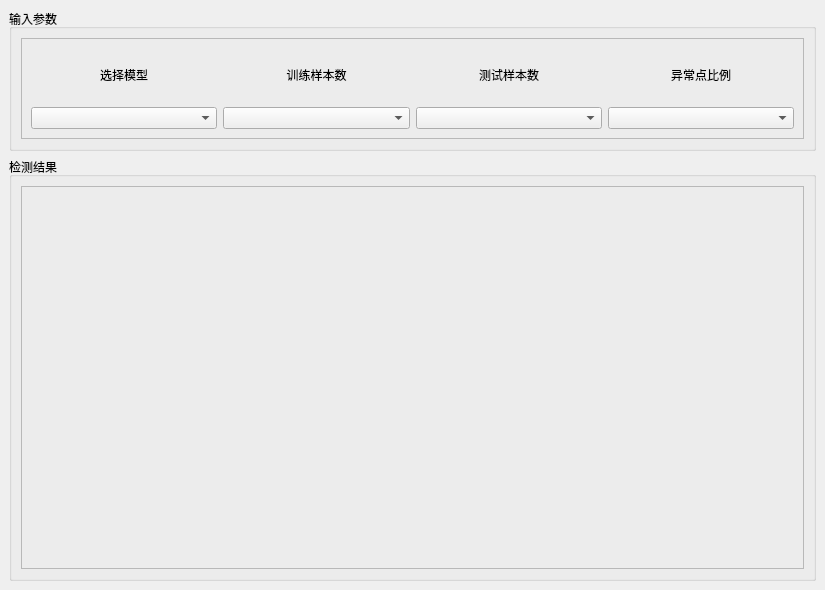
Above: UserInterface.ui from cgsdfc/outlier-detection-ui before the change. Below: the same form after it.
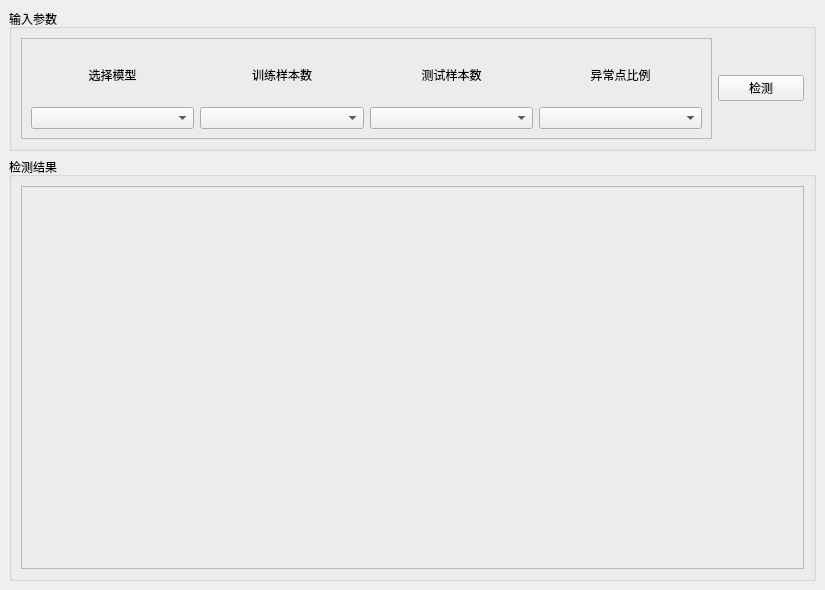
That is the form after the change. Icons and pictures are not drawn.

Diff of the .ui file:
```diff
--- a/UserInterface.ui
+++ b/UserInterface.ui
@@ -1360,8 +1360,10 @@
         <property name="title">
          <string>输入参数</string>
         </property>
-        <layout class="QGridLayout" name="gridLayout_5">
-         <item row="1" column="0">
+        <layout class="QGridLayout" name="gridLayout_7">
+         <item row="0" column="0">
+          <layout class="QHBoxLayout" name="horizontalLayout" stretch="8,1">
+           <item>
           <widget class="QFrame" name="frame">
            <property name="frameShape">
             <enum>QFrame::StyledPanel</enum>
@@ -1369,7 +1371,7 @@
            <property name="frameShadow">
             <enum>QFrame::Raised</enum>
            </property>
-           <layout class="QGridLayout" name="gridLayout_7">
+             <layout class="QGridLayout" name="gridLayout_5">
             <item row="0" column="0">
              <layout class="QGridLayout" name="gridLayout_4" rowstretch="2,3">
               <item row="0" column="2">
@@ -1428,6 +1430,15 @@
             </item>
            </layout>
           </widget>
+           </item>
+           <item>
+            <widget class="QPushButton" name="pb_runDetect">
+             <property name="text">
+              <string>检测</string>
+             </property>
+            </widget>
+           </item>
+          </layout>
          </item>
         </layout>
        </widget>
```
Lines whose indentation alone changed are shown as unchanged.
